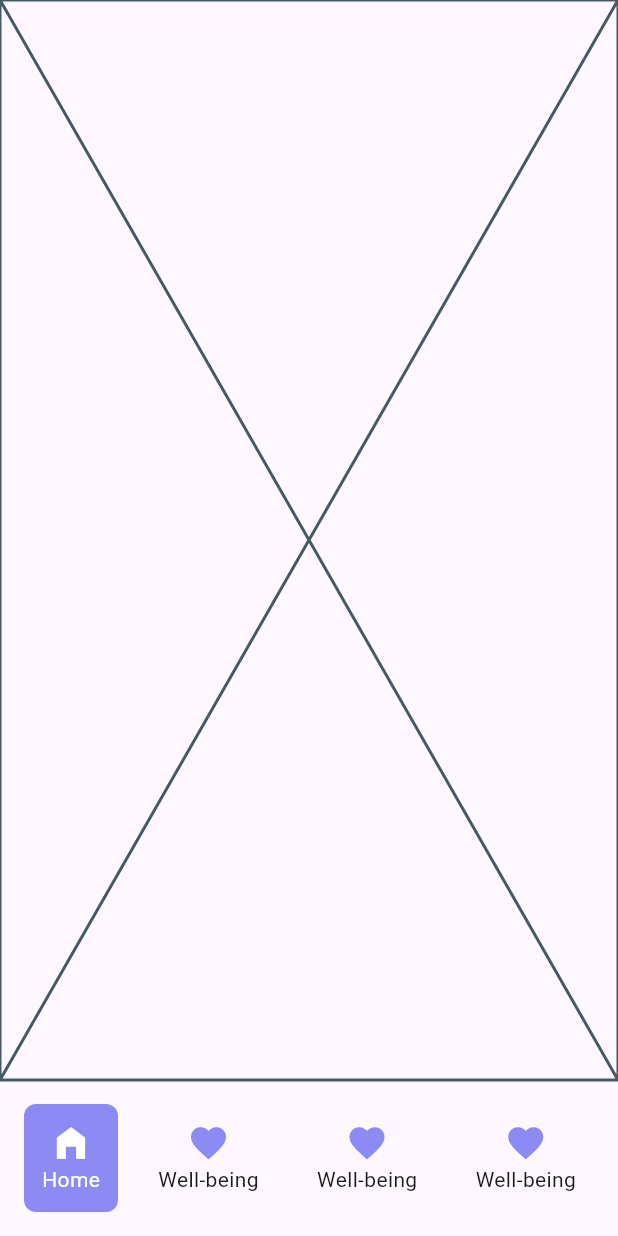
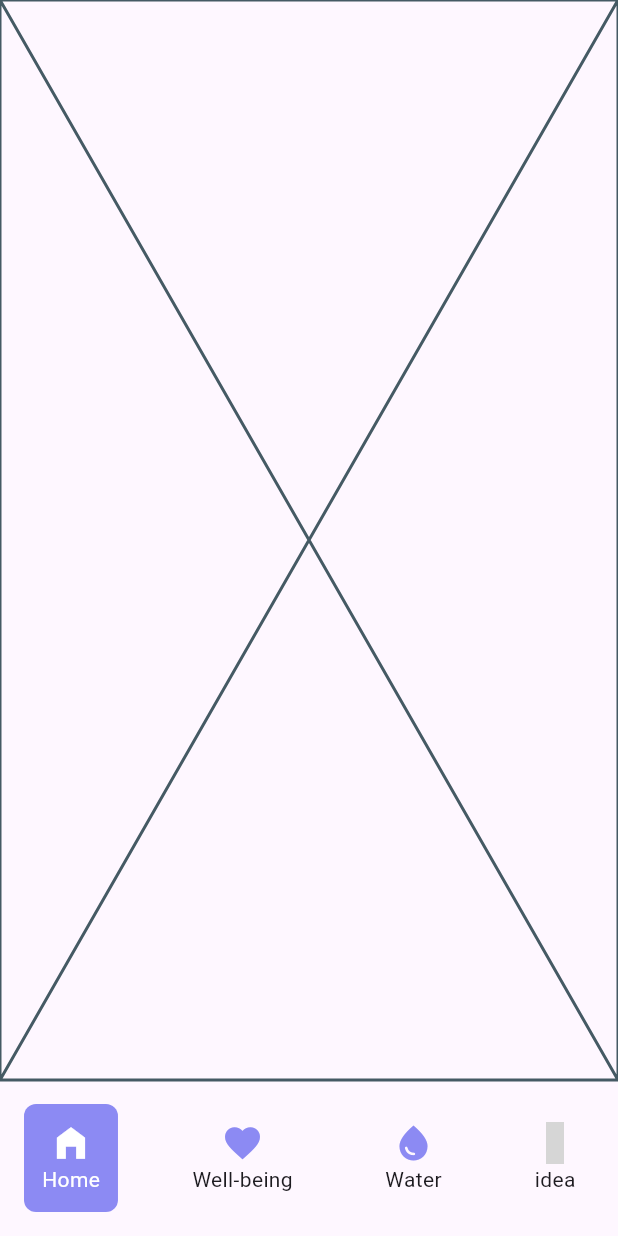
Before and after one commit to JAICHANGPARK/flutter_notebook_chapter_43, a Flutter app: the HabitJournalMainScreen screen opened directly, on a phone screen of 412 x 824 dp. Run offline on Flutter 3.47's test engine with Material 3 defaults, Android fonts, the phone set to English and light mode, and no system bars; our stand-ins replace gap, hugeicons; grey boxes are pictures that could not be loaded.

Commit message:
Update habit_journal_main_screen.dart

```diff
--- a/lib/ep2173_habit_journal_app/ui/habit_journal_main_screen.dart
+++ b/lib/ep2173_habit_journal_app/ui/habit_journal_main_screen.dart
@@ -1,5 +1,6 @@
 import 'package:flutter/material.dart';
 import 'package:flutter_notebook_chapter_43/ep2173_habit_journal_app/habit_app_theme.dart';
+import 'package:hugeicons/hugeicons.dart';
 
 class HabitJournalMainScreen extends StatefulWidget {
   const HabitJournalMainScreen({super.key});
@@ -77,12 +78,12 @@ class _HabitJournalMainScreenState extends State<HabitJournalMainScreen> {
                   child: Column(
                     children: [
                       Icon(
-                        Icons.favorite,
+                        Icons.water_drop,
                         size: 28,
                         color: HabitAppTheme.primary,
                       ),
                       Text(
-                        "Well-being",
+                        "Water",
                         style: TextStyle(
                           // color: HabitAppTheme.primary,
                         ),
@@ -99,12 +100,12 @@ class _HabitJournalMainScreenState extends State<HabitJournalMainScreen> {
                   child: Column(
                     children: [
                       Icon(
-                        Icons.favorite,
+                        HugeIcons.strokeRoundedAiMagic,
                         size: 28,
                         color: HabitAppTheme.primary,
                       ),
                       Text(
-                        "Well-being",
+                        "idea",
                         style: TextStyle(
                           // color: HabitAppTheme.primary,
                         ),
```
